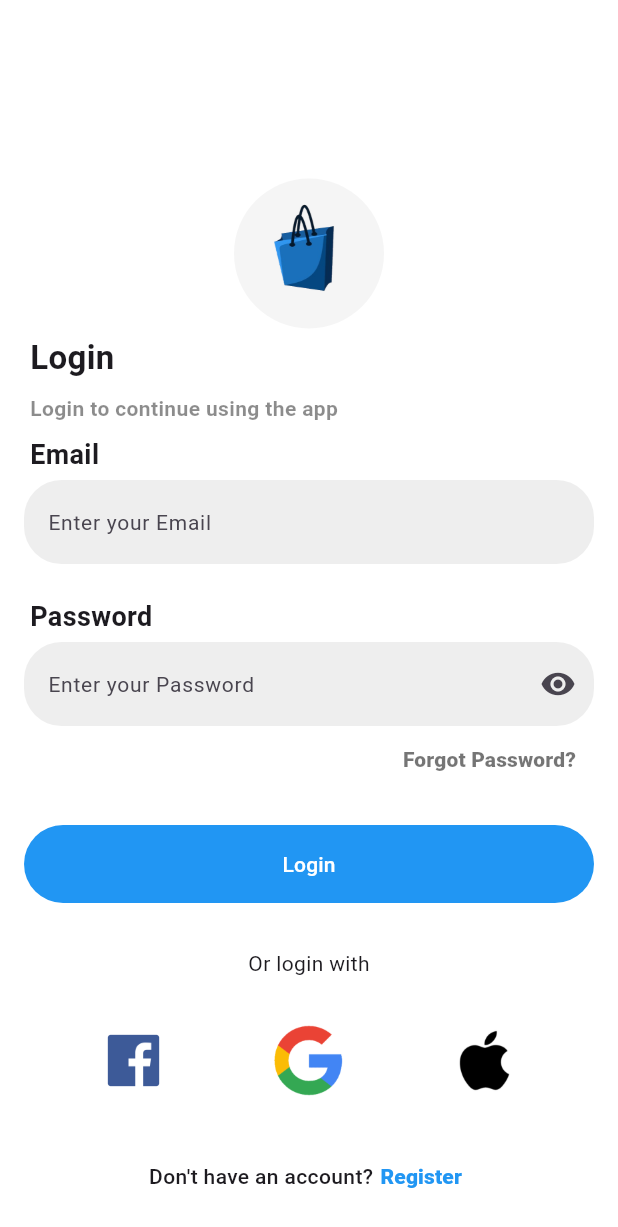
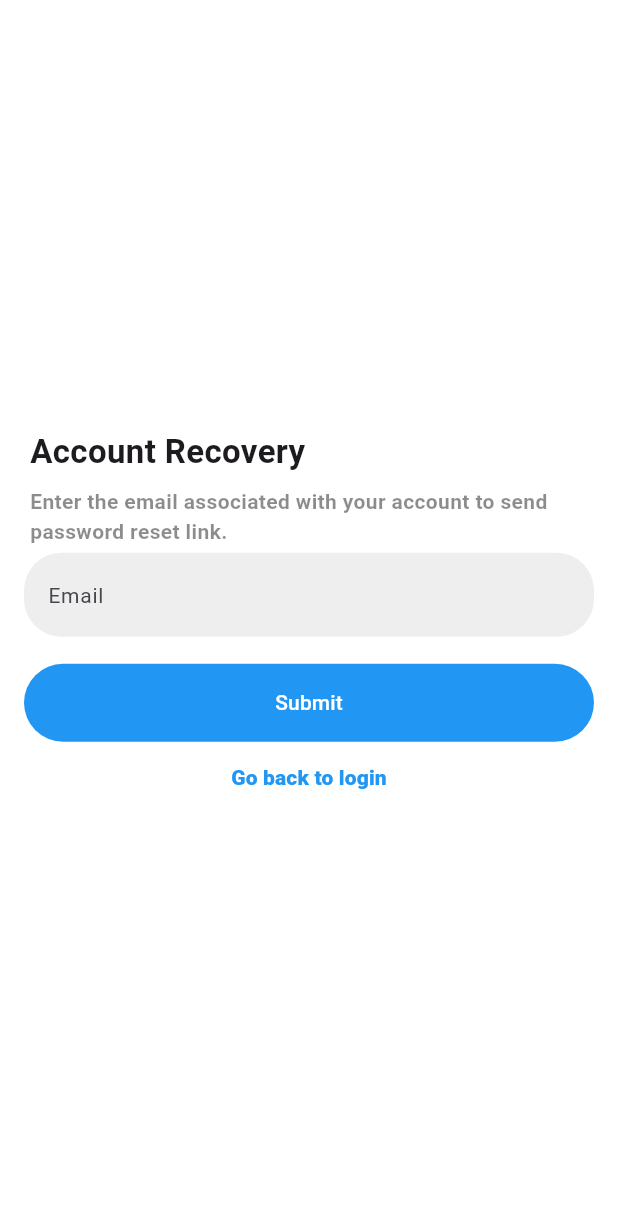
Before and after one commit to Marwans12/firebase-demo, a Flutter app: the screen it shows after launch, after a tap on "Forgot Password?", on a phone screen of 412 x 824 dp. Shown: the top 1227 px of the screen. Run offline on Flutter 3.47's test engine with Material 3 defaults, Android fonts, the light colour scheme and no system bars; our stand-ins replace firebase_auth, firebase_core; accounts and stored records are empty.

Commit message:
Implement Password Recovery Page

```diff
--- /dev/null
+++ b/lib/password_recovery.dart
@@ -0,0 +1,86 @@
+import 'package:flutter/material.dart';
+import 'package:firebase_auth/firebase_auth.dart';
+import 'style_consonants.dart';
+import "components/components.dart";
+
+class PasswordRecoveryPage extends StatefulWidget {
+  const PasswordRecoveryPage({super.key});
+
+  @override
+  State<PasswordRecoveryPage> createState() => _PasswordRecoveryPageState();
+}
+
+class _PasswordRecoveryPageState extends State<PasswordRecoveryPage> {
+  final controller = TextEditingController();
+  final _formKey = GlobalKey<FormState>();
+
+  @override
+  void dispose() {
+    controller.dispose();
+    super.dispose();
+  }
+
+  @override
+  Widget build(BuildContext context) {
+    return Scaffold(
+      backgroundColor: Colors.white,
+      body: Padding(
+        padding: EdgeInsets.all(StyleConsonants.mainpadding),
+        child: Form(
+          key: _formKey,
+          child: Column(
+            mainAxisAlignment: MainAxisAlignment.center,
+            children: [
+              FormFieldLabel(
+                "Account Recovery",
+                style: TextStyle(fontSize: 22),
+              ),
+              FormFieldLabel(
+                "Enter the email associated with your account to send password reset link.",
+                style: TextStyle(fontSize: 14, color: Colors.black45),
+              ),
+              StyledTextFormField(hintText: "Email", controller: controller),
+              StyledFilledButton(
+                onPressed: () async {
+                  if (_formKey.currentState!.validate() == true) {
+                    var showSnackBar = ScaffoldMessenger.of(context).showSnackBar;
+                    try {
+                    await FirebaseAuth.instance.sendPasswordResetEmail(
+                      email: controller.text,
+                    );
+                    if (context.mounted) {
+                      showSnackBar(SnackBar(content: Text("A password recovery email has been sent")));
+                      Navigator.of(context).pushReplacementNamed("/login");
+                    }
+
+                    } on FirebaseAuthException catch (e) {
+                      showSnackBar(SnackBar(content: Text(e.code)));
+                    }
+                  }
+                },
+                child: Text("Submit"),
+              ),
+              TextButton(
+                    style: ButtonStyle(
+                      padding: WidgetStatePropertyAll(
+                        EdgeInsetsGeometry.all(0),
+                      ),
+                    ),
+                    onPressed: () {
+                      Navigator.of(context).pushReplacementNamed("/login");
+                    },
+                    child: Text(
+                      "Go back to login",
+                      style: TextStyle(
+                        color: Colors.blue,
+                        fontWeight: FontWeight.w800,
+                      ),
+                    ),
+                  )
+            ],
+          ),
+        ),
+      ),
+    );
+  }
+}
--- a/lib/routes.dart
+++ b/lib/routes.dart
@@ -1,9 +1,11 @@
 import 'package:firebase_demo_1/home_page.dart';
 import 'package:firebase_demo_1/login.dart';
+import 'package:firebase_demo_1/password_recovery.dart';
 import 'package:firebase_demo_1/register.dart';
 
 final routes = {
   "/homepage": (_) => HomePage(),
   "/login": (_) => LoginPage(),
   "/register": (_) => RegisterPage(),
+  "/passwordrecovery": (_) => PasswordRecoveryPage(),
 };
```
